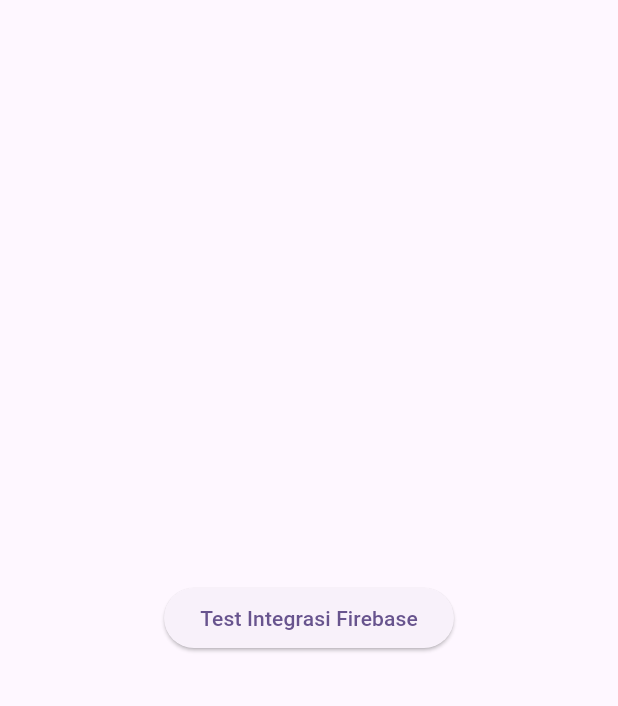
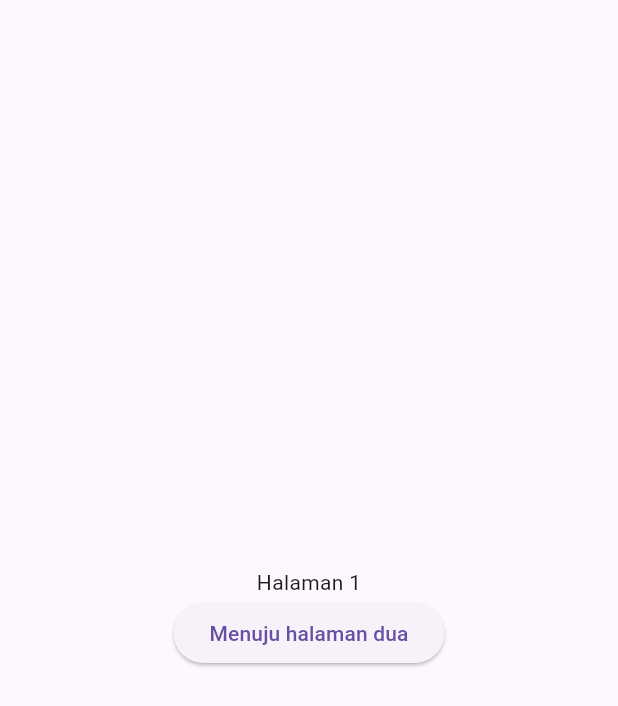
Before and after one commit to yordawira/BootcampFlutter, a Flutter app: the screen it shows after launch, on a phone screen of 412 x 824 dp. Shown: the top 706 px of the screen. Run offline on Flutter 3.47's test engine with Material 3 defaults, Android fonts, the phone set to English and light mode, and no system bars; our stand-ins replace firebase_auth, firebase_core, get; accounts and stored records are empty.

Commit message:
feat master : add question 15 logic and configuration Routeing management

```diff
--- /dev/null
+++ b/sanberappflutter/lib/Tugas/Tugas15/pages/page_1.dart
@@ -0,0 +1,27 @@
+import 'package:flutter/material.dart';
+import 'package:get/get.dart';
+import 'package:sanberappflutter/Tugas/Tugas15/routers/route_name.dart';
+
+class PageOne extends StatelessWidget {
+  const PageOne({Key? key}) : super(key: key);
+
+  @override
+  Widget build(BuildContext context) {
+    return Scaffold(
+      body: Center(
+        child: Column(
+          mainAxisAlignment: MainAxisAlignment.center,
+          children: [
+            Text("Halaman 1"),
+            ElevatedButton(
+              onPressed: () {
+                Get.toNamed(RouteName.page_2);
+              },
+              child: Text("Menuju halaman dua"),
+            ), // ElevatedButton
+          ],
+        ), // Column
+      ), // Center
+    ); // Scaffold
+  }
+}
--- /dev/null
+++ b/sanberappflutter/lib/Tugas/Tugas15/routers/page_routes.dart
@@ -0,0 +1,22 @@
+import 'package:get/get.dart';
+import 'package:sanberappflutter/Tugas/Tugas15/pages/page_1.dart';
+import 'package:sanberappflutter/Tugas/Tugas15/pages/page_2.dart';
+import 'package:sanberappflutter/Tugas/Tugas15/pages/page_3.dart';
+import 'package:sanberappflutter/Tugas/Tugas15/routers/route_name.dart';
+
+class RouteArr {
+  static final pages = [
+    GetPage(
+      name: RouteName.page_1,
+      page: () => PageOne(),
+    ), // GetPage
+    GetPage(
+      name: RouteName.page_2,
+      page: () => PageTwo(),
+    ), // GetPage
+    GetPage(
+      name: RouteName.page_3,
+      page: () => PageThree(),
+    ), // GetPage
+  ];
+}
--- /dev/null
+++ b/sanberappflutter/lib/Tugas/Tugas15/routers/route_name.dart
@@ -0,0 +1,16 @@
+import 'package:get/get.dart';
+import 'package:sanberappflutter/Tugas/Tugas15/pages/page_1.dart';
+import 'package:sanberappflutter/Tugas/Tugas15/pages/page_2.dart';
+import 'package:sanberappflutter/Tugas/Tugas15/pages/page_3.dart';
+
+abstract class RouteName {
+  static const page_1 = '/page-1';
+  static const page_2 = '/page-2';
+  static const page_3 = '/page-3';
+
+  static final pages = [
+    GetPage(name: page_1, page: () => PageOne()),
+    GetPage(name: page_2, page: () => PageTwo()),
+    GetPage(name: page_3, page: () => PageThree()),
+  ];
+}
--- a/sanberappflutter/lib/main.dart
+++ b/sanberappflutter/lib/main.dart
@@ -1,29 +1,32 @@
+import 'package:sanberappflutter/Tugas/Tugas15/pages/page_1.dart';
+import 'package:firebase_core/firebase_core.dart';
 import 'package:flutter/material.dart';
-import 'package:firebase_core/firebase_core.dart';
-import 'firebase_options.dart';
-import 'package:sanberappflutter/Tugas/Tugas13/signup_page.dart';
+import 'package:get/get.dart';
+import 'package:sanberappflutter/Tugas/Tugas15/routers/page_routes.dart';
 
 void main() async {
   WidgetsFlutterBinding.ensureInitialized();
-  await Firebase.initializeApp(
-    options: DefaultFirebaseOptions.currentPlatform,
-  );
-  runApp(const MyApp());
+  await Firebase.initializeApp();
+  runApp(MyApp());
 }
 
-class MyApp extends StatelessWidget {
-  const MyApp({super.key});
+class MyApp extends StatefulWidget {
+  @override
+  State<MyApp> createState() => _MyAppState();
+}
 
-  // This widget is the root of your application.
+class _MyAppState extends State<MyApp> {
   @override
   Widget build(BuildContext context) {
-    return MaterialApp(
+    return GetMaterialApp(
+      debugShowCheckedModeBanner: false,
       title: 'Flutter Demo',
       theme: ThemeData(
-        colorScheme: ColorScheme.fromSeed(seedColor: Colors.deepPurple),
-        useMaterial3: true,
+        primarySwatch: Colors.blue,
       ),
-      home: SignUpScreen(),
+      home: PageOne(),
+      getPages:
+          RouteArr.pages, // Use the PageRouteApp class from page_routes.dart
     );
   }
 }
```
Also changed, not shown: sanberappflutter/lib/Tugas/Tugas14/get_data_screen.dart (+43 -0 lines), sanberappflutter/lib/Tugas/Tugas15/pages/page_2.dart (added, +33 -0 lines), sanberappflutter/lib/Tugas/Tugas15/pages/page_3.dart (added, +27 -0 lines), 1 other file.
